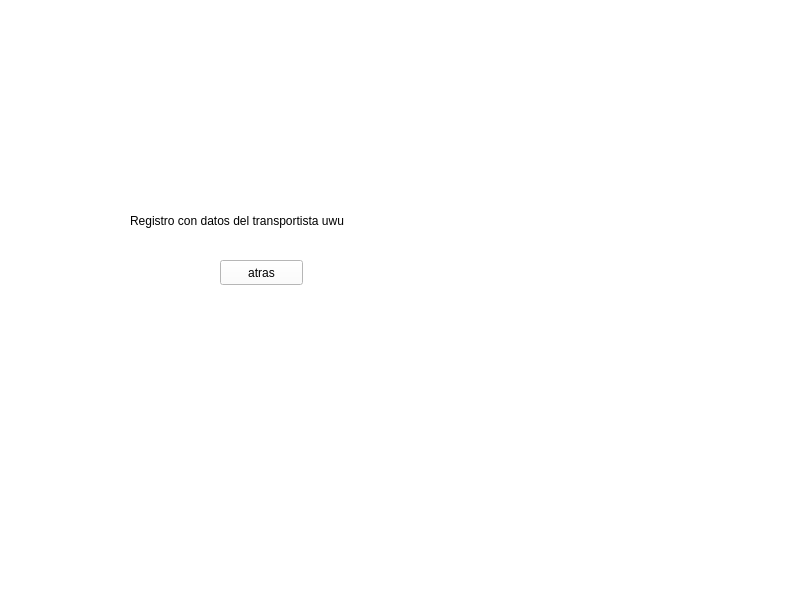
First picture: the form in pantalla_registro.ui, repository barreto-exe/Delivender, before the edit.
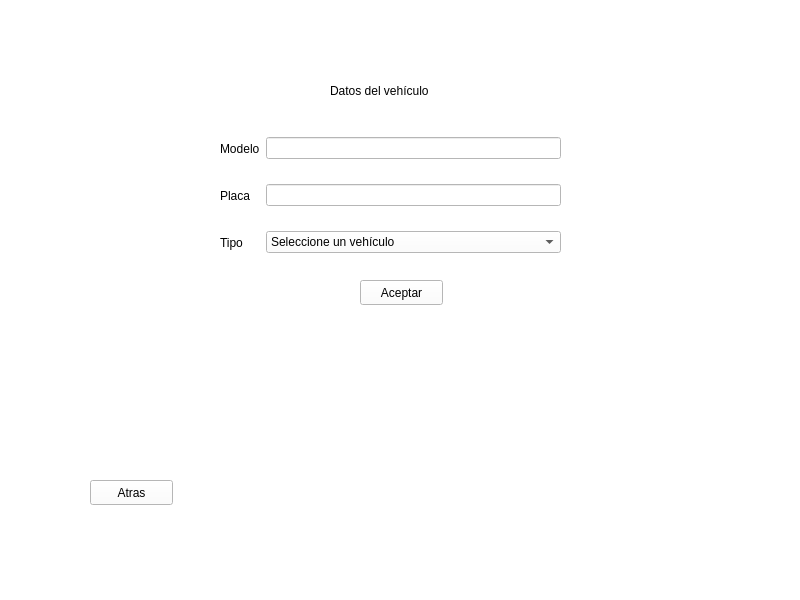
Second picture: the form after the edit. The open tabs and pages were chosen to show the change. Icons and pictures are not drawn.

Commit message: Registro de cliente y transportista en el front

What changed in the file:
```diff
--- a/pantalla_registro.ui
+++ b/pantalla_registro.ui
@@ -176,7 +176,7 @@
        <number>6</number>
       </property>
       <item>
-       <widget class="QLabel" name="label_4">
+       <widget class="QLabel" name="label_nomb">
         <property name="text">
          <string>Nombre</string>
         </property>
@@ -186,7 +186,7 @@
        <widget class="QLineEdit" name="nombre"/>
       </item>
       <item>
-       <widget class="QLabel" name="label_5">
+       <widget class="QLabel" name="label_apellido">
         <property name="text">
          <string>Apellido</string>
         </property>
@@ -318,28 +318,121 @@
     <widget class="QLabel" name="label_3">
      <property name="geometry">
       <rect>
-       <x>130</x>
-       <y>200</y>
-       <width>311</width>
+       <x>330</x>
+       <y>70</y>
+       <width>121</width>
        <height>41</height>
       </rect>
      </property>
      <property name="text">
-      <string>Registro con datos del transportista uwu</string>
+      <string>Datos del vehículo</string>
      </property>
     </widget>
     <widget class="QPushButton" name="atrasTransp">
      <property name="geometry">
       <rect>
+       <x>90</x>
+       <y>480</y>
+       <width>83</width>
+       <height>25</height>
+      </rect>
+     </property>
+     <property name="text">
+      <string>Atras</string>
+     </property>
+    </widget>
+    <widget class="QPushButton" name="btnAceptarTransp">
+     <property name="geometry">
+      <rect>
+       <x>360</x>
+       <y>280</y>
+       <width>83</width>
+       <height>25</height>
+      </rect>
+     </property>
+     <property name="text">
+      <string>Aceptar</string>
+     </property>
+    </widget>
+    <widget class="QWidget" name="">
+     <property name="geometry">
+      <rect>
        <x>220</x>
-       <y>260</y>
-       <width>83</width>
-       <height>25</height>
+       <y>130</y>
+       <width>341</width>
+       <height>131</height>
       </rect>
      </property>
-     <property name="text">
-      <string>atras</string>
-     </property>
+     <layout class="QHBoxLayout" name="horizontalLayout">
+      <item>
+       <layout class="QVBoxLayout" name="verticalLayout_3">
+        <property name="spacing">
+         <number>10</number>
+        </property>
+        <item>
+         <widget class="QLabel" name="label">
+          <property name="text">
+           <string>Modelo</string>
+          </property>
+         </widget>
+        </item>
+        <item>
+         <widget class="QLabel" name="label_4">
+          <property name="text">
+           <string>Placa</string>
+          </property>
+         </widget>
+        </item>
+        <item>
+         <widget class="QLabel" name="label_5">
+          <property name="text">
+           <string>Tipo</string>
+          </property>
+         </widget>
+        </item>
+       </layout>
+      </item>
+      <item>
+       <layout class="QVBoxLayout" name="verticalLayout_2">
+        <property name="spacing">
+         <number>18</number>
+        </property>
+        <item>
+         <widget class="QLineEdit" name="modelo"/>
+        </item>
+        <item>
+         <widget class="QLineEdit" name="placa"/>
+        </item>
+        <item>
+         <widget class="QComboBox" name="comboBoxTipo">
+          <property name="currentText">
+           <string>Seleccione un vehículo</string>
+          </property>
+          <item>
+           <property name="text">
+            <string>Seleccione un vehículo</string>
+           </property>
+          </item>
+          <item>
+           <property name="text">
+            <string>Camión</string>
+           </property>
+          </item>
+          <item>
+           <property name="text">
+            <string>Carro</string>
+           </property>
+          </item>
+          <item>
+           <property name="text">
+            <string>Moto</string>
+           </property>
+          </item>
+         </widget>
+        </item>
+       </layout>
+      </item>
+     </layout>
     </widget>
    </widget>
   </widget>
```
Left out of the diff: 53 changed lines with no effect on the pictures. The commit also changes 3 other files.
